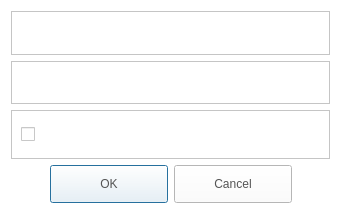
The window that CaX/dialog/poweroffdialog.ui (fsest4u/CaX_03) describes before a commit, drawn with Qt 5.
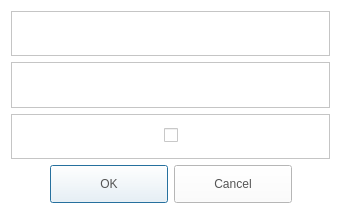
The same window after the commit. Icons and pictures are not drawn.

Commit message: [v2.1 20220321 / no44] wake on lan 기능 오류 수정

```diff
--- a/CaX/dialog/poweroffdialog.ui
+++ b/CaX/dialog/poweroffdialog.ui
@@ -47,7 +47,7 @@
       <item row="0" column="0">
        <widget class="QLabel" name="labelPowerOff">
         <property name="text">
-         <string> </string>
+         <string/>
         </property>
         <property name="alignment">
          <set>Qt::AlignCenter</set>
@@ -102,7 +102,7 @@
       <enum>QFrame::Raised</enum>
      </property>
      <layout class="QGridLayout" name="gridLayout_2">
-      <item row="0" column="0">
+      <item row="0" column="1">
        <widget class="QCheckBox" name="cbWol">
         <property name="font">
          <font>
@@ -114,10 +114,36 @@
          </font>
         </property>
         <property name="text">
-         <string> </string>
+         <string/>
         </property>
        </widget>
       </item>
+      <item row="0" column="0">
+       <spacer name="horizontalSpacer">
+        <property name="orientation">
+         <enum>Qt::Horizontal</enum>
+        </property>
+        <property name="sizeHint" stdset="0">
+         <size>
+          <width>40</width>
+          <height>20</height>
+         </size>
+        </property>
+       </spacer>
+      </item>
+      <item row="0" column="2">
+       <spacer name="horizontalSpacer_2">
+        <property name="orientation">
+         <enum>Qt::Horizontal</enum>
+        </property>
+        <property name="sizeHint" stdset="0">
+         <size>
+          <width>40</width>
+          <height>20</height>
+         </size>
+        </property>
+       </spacer>
+      </item>
      </layout>
     </widget>
    </item>
@@ -133,7 +159,7 @@
       <item row="0" column="0">
        <widget class="QLabel" name="labelDevices">
         <property name="text">
-         <string> </string>
+         <string/>
         </property>
         <property name="alignment">
          <set>Qt::AlignCenter</set>
```
The commit also changes 1 other file.
